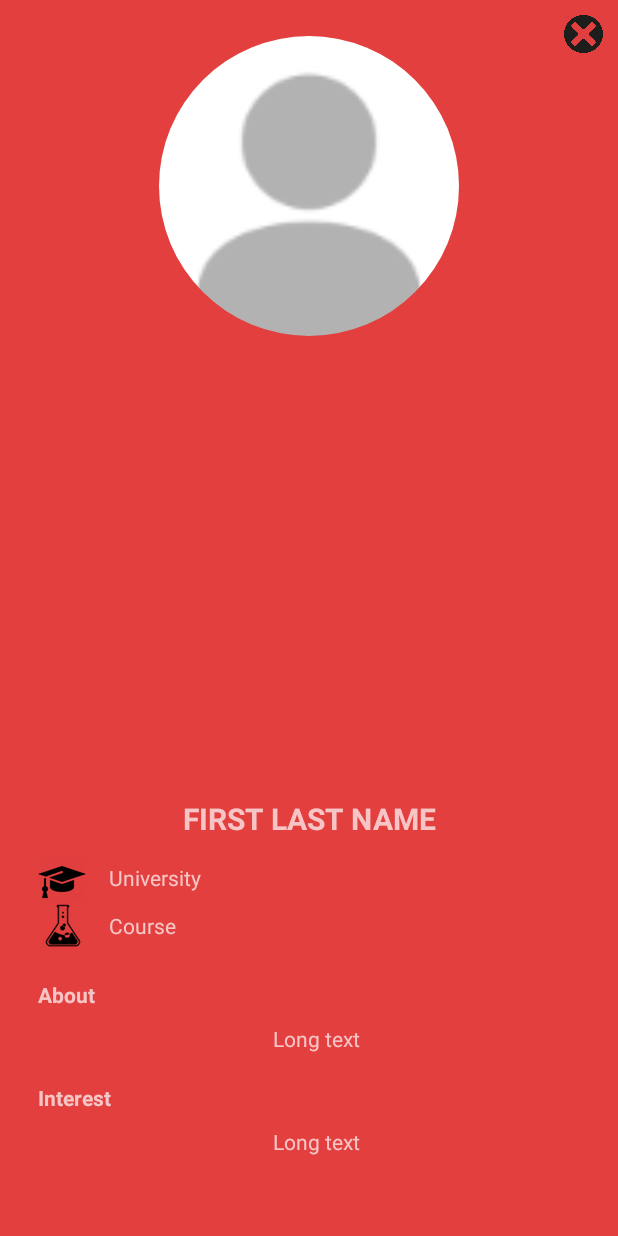
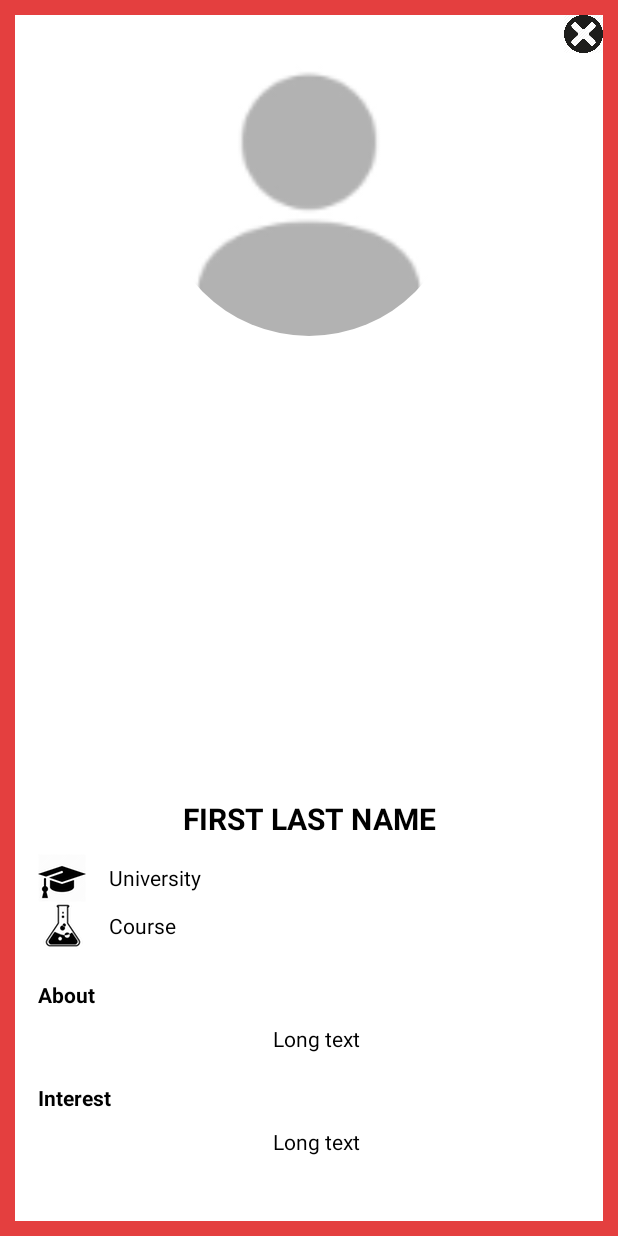
Before and after one commit to heisenbergeth/GnosisApp, an Android app: the layout popup.xml on its own in the app's theme, with its tools: preview values and no code run, on a phone screen of 412 x 824 dp. Run offline under Robolectric (Android 15) with nearby library versions, the light colour scheme and no system bars.

Commit message:
Password char bug fix
Plus RegActivity improvements

```diff
--- a/app/src/main/java/com/gnosis/app/ChooseLoginRegistrationActivity.java
+++ b/app/src/main/java/com/gnosis/app/ChooseLoginRegistrationActivity.java
@@ -42,7 +42,7 @@
         mEmail = (EditText) findViewById(R.id.email);
         mPassword = (EditText) findViewById(R.id.password);
         final ProgressDialog progressDialog = new ProgressDialog(ChooseLoginRegistrationActivity.this,
-                R.style.AppTheme_Dark_Dialog);
+                R.style.AppTheme_Dark_Dialog1);
         progressDialog.setIndeterminate(true);
         progressDialog.setMessage("Authenticating...");
 
@@ -173,8 +173,8 @@
             mEmail.setError(null);
         }
 
-        if (password.isEmpty() || password.length() < 4 || password.length() > 6) {
-            mPassword.setError("Enter between 4 and 6 alphanumeric characters");
+        if (password.isEmpty() || password.length() < 4 || password.length() > 20) {
+            mPassword.setError("Enter between 4 and 20 alphanumeric characters");
             valid = false;
         } else {
             mPassword.setError(null);
--- a/app/src/main/res/layout/activity_choose_login_registration.xml
+++ b/app/src/main/res/layout/activity_choose_login_registration.xml
@@ -72,7 +72,9 @@
             android:layout_marginBottom="24dp"
             android:text="No account yet? Create one"
             android:gravity="center"
-            android:textSize="16dip"/>
+            android:textSize="16dip"
+
+            android:background="?attr/selectableItemBackground"/>
 
     </LinearLayout>
 </ScrollView>
--- a/app/src/main/res/layout/activity_registration.xml
+++ b/app/src/main/res/layout/activity_registration.xml
@@ -196,7 +196,8 @@
         android:layout_marginBottom="24dp"
         android:text="Already a member? Login"
         android:gravity="center"
-        android:textSize="16dip"/>
+        android:textSize="16dip"
+        android:background="?attr/selectableItemBackground"/>
 
 </LinearLayout>
 </ScrollView>
--- a/app/src/main/res/layout/popup.xml
+++ b/app/src/main/res/layout/popup.xml
@@ -10,7 +10,8 @@
     android:layout_marginLeft="10dp"
     android:layout_marginRight="10dp"
     android:layout_marginTop="10dp"
-    android:paddingBottom="10dp">
+    android:paddingBottom="10dp"
+    android:background="@color/white">
 
     <Button
         android:id="@+id/close"
@@ -57,7 +58,8 @@
                 android:paddingBottom="10dp"
                 android:text="FIRST LAST NAME"
                 android:textSize="20sp"
-                android:textStyle="bold" />
+                android:textStyle="bold"
+                android:textColor="@color/black"/>
 
 
             <TextView
@@ -68,7 +70,8 @@
                 android:drawableLeft="@mipmap/sc"
                 android:drawablePadding="15dp"
                 android:gravity="center_vertical"
-                android:text="University" />
+                android:text="University"
+                android:textColor="@color/black"/>
 
             <TextView
                 android:id="@+id/course"
@@ -78,7 +81,8 @@
                 android:drawableLeft="@mipmap/course"
                 android:drawablePadding="15dp"
                 android:gravity="center_vertical"
-                android:text="Course" />
+                android:text="Course"
+                android:textColor="@color/black"/>
 
             <TextView
                 android:id="@+id/about_title"
@@ -87,7 +91,8 @@
                 android:layout_marginLeft="15dp"
                 android:layout_marginTop="20dp"
                 android:text="About"
-                android:textStyle="bold" />
+                android:textStyle="bold"
+                android:textColor="@color/black"/>
 
             <TextView
                 android:id="@+id/about"
@@ -97,7 +102,8 @@
                 android:layout_marginRight="15dp"
                 android:layout_marginTop="10dp"
                 android:gravity="center"
-                android:text="Long text" />
+                android:text="Long text"
+                android:textColor="@color/black"/>
             <TextView
                 android:id="@+id/interest_title"
                 android:layout_width="match_parent"
@@ -105,7 +111,8 @@
                 android:layout_marginLeft="15dp"
                 android:layout_marginTop="20dp"
                 android:text="Interest"
-                android:textStyle="bold" />
+                android:textStyle="bold"
+                android:textColor="@color/black"/>
 
             <TextView
                 android:id="@+id/interest"
@@ -115,7 +122,8 @@
                 android:layout_marginRight="15dp"
                 android:layout_marginTop="10dp"
                 android:gravity="center"
-                android:text="Long text" />
+                android:text="Long text"
+                android:textColor="@color/black"/>
 
 
         </LinearLayout>
```
Also changed, not shown: app/src/main/java/com/gnosis/app/RegistrationActivity.java (+4 -4 lines), app/src/main/res/values/styles.xml (+8 -2 lines).
